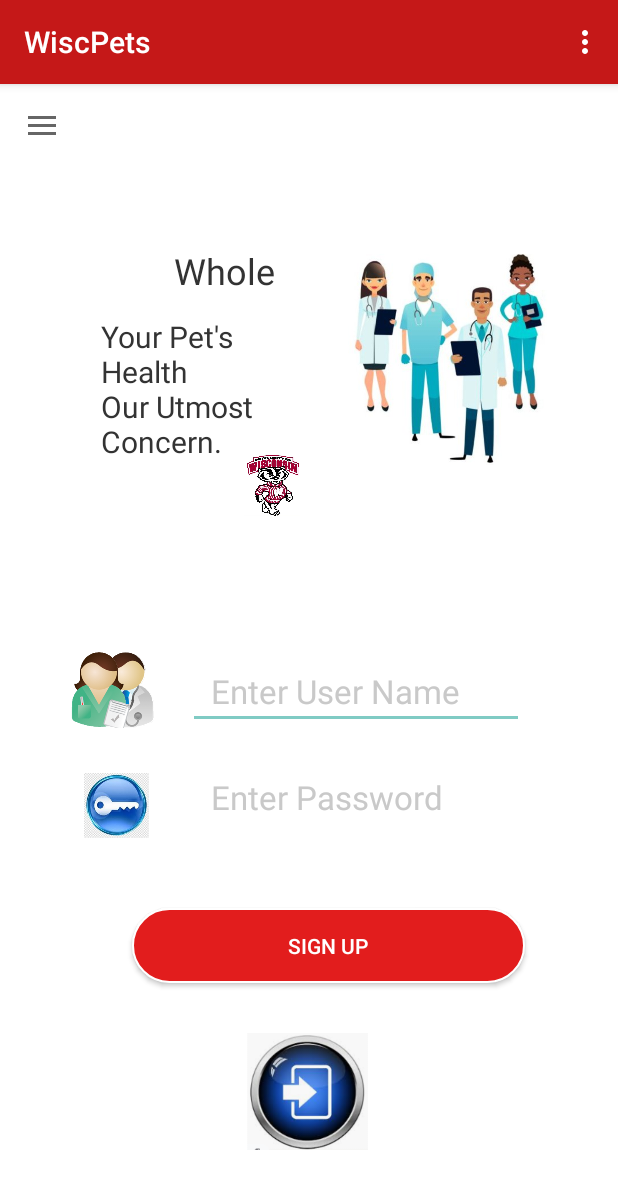
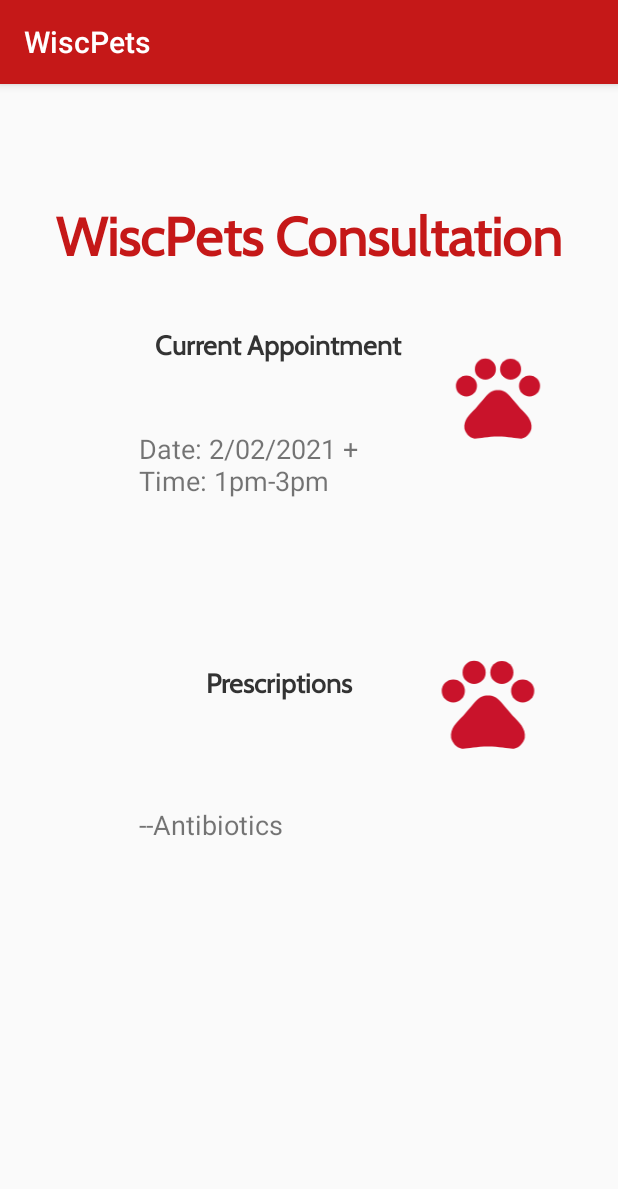
Before and after one commit to dongyu9817/WiscPets, an Android app: the WiscPetLoginActivity screen opened directly, with no data from a screen before it, after a tap on an icon or button, on a phone screen of 412 x 824 dp. Shown: the top 1189 px of the screen. Run offline under Robolectric (Android 15) with nearby library versions, the phone set to English and light mode, and no system bars; Roboto replaces fonts that are not available here.

Commit message:
add consultation for pet owners

```diff
--- a/app/src/main/AndroidManifest.xml
+++ b/app/src/main/AndroidManifest.xml
@@ -31,6 +31,7 @@
         <activity android:name=".app.app_make_phone_call_activity"></activity>
         <activity android:name=".app.app_preference_activity"></activity>
         <activity android:name=".clinic_module.AboutERVisitActivity"></activity>
+        <activity android:name=".MainActivityConsultationOwners"></activity>
         <activity
             android:name="com.example.wiscpets.sickcheckmodule.activity_disease"
             android:screenOrientation="portrait"
--- /dev/null
+++ b/app/src/main/java/com/example/wiscpets/MainActivityConsultationOwners.java
@@ -0,0 +1,20 @@
+package com.example.wiscpets;
+
+import android.os.Bundle;
+import android.widget.ArrayAdapter;
+import android.widget.SearchView;
+import android.widget.TextView;
+
+import androidx.appcompat.app.AppCompatActivity;
+
+import java.util.ArrayList;
+
+public class MainActivityConsultationOwners extends AppCompatActivity {
+
+    @Override
+    protected void onCreate(Bundle savedInstanceState) {
+        super.onCreate(savedInstanceState);
+        setContentView(R.layout.activity_consultation);
+        String usernameKey = "username";
+    }
+}
--- a/app/src/main/java/com/example/wiscpets/WiscPetLoginActivity.java
+++ b/app/src/main/java/com/example/wiscpets/WiscPetLoginActivity.java
@@ -32,6 +32,8 @@ import com.example.wiscpets.app.app_home;
 import com.example.wiscpets.app.app_make_phone_call_activity;
 import com.example.wiscpets.app.app_settings_activity;
 import com.google.android.material.navigation.NavigationView;
+
+import org.json.JSONObject;
 
 /**
  * login into the Application.
@@ -92,6 +94,9 @@ public class WiscPetLoginActivity extends AppCompatActivity {
                                          String password = pass.getText().toString();
                                          String token = db.createToken(username, password);
                                          boolean loginResult = db.validate(token);
+                                         Intent gotoConsultation = new Intent(WiscPetLoginActivity.this, MainActivityConsultationOwners.class);
+                                         startActivity(gotoConsultation);
+
                                          if (loginResult) {
                                              Toast.makeText(getBaseContext(), "Login Successful!", Toast.LENGTH_SHORT).show();
                                          } else {
@@ -100,6 +105,7 @@ public class WiscPetLoginActivity extends AppCompatActivity {
                                      }
                                  }
         );
+
 
         nav.setNavigationItemSelectedListener(new NavigationView.OnNavigationItemSelectedListener() {
             @Override
--- /dev/null
+++ b/app/src/main/res/layout/activity_consultation.xml
@@ -0,0 +1,138 @@
+<?xml version="1.0" encoding="utf-8"?>
+<androidx.constraintlayout.widget.ConstraintLayout xmlns:android="http://schemas.android.com/apk/res/android"
+    xmlns:app="http://schemas.android.com/apk/res-auto"
+    xmlns:tools="http://schemas.android.com/tools"
+    android:layout_width="match_parent"
+    android:layout_height="match_parent">
+
+    <ImageView
+        android:id="@+id/imageView4b2"
+        android:layout_width="109dp"
+        android:layout_height="74dp"
+        android:layout_marginStart="32dp"
+        android:layout_marginLeft="32dp"
+        android:layout_marginEnd="32dp"
+        android:layout_marginRight="32dp"
+        app:layout_constraintBottom_toBottomOf="parent"
+        app:layout_constraintEnd_toEndOf="parent"
+        app:layout_constraintHorizontal_bias="1.0"
+        app:layout_constraintStart_toStartOf="parent"
+        app:layout_constraintTop_toTopOf="parent"
+        app:layout_constraintVertical_bias="0.541"
+        app:srcCompat="@drawable/ic_baseline_pets_24"
+        tools:ignore="VectorDrawableCompat" />
+
+    <TextView
+        android:id="@+id/textView7"
+        android:layout_width="316dp"
+        android:layout_height="166dp"
+        android:text="
+        --Antibiotics"
+        android:textSize="18sp"
+        app:layout_constraintBottom_toBottomOf="parent"
+        app:layout_constraintEnd_toEndOf="parent"
+        app:layout_constraintHorizontal_bias="0.526"
+        app:layout_constraintStart_toStartOf="parent"
+        app:layout_constraintTop_toTopOf="parent"
+        app:layout_constraintVertical_bias="0.8" />
+
+    <ImageView
+        android:id="@+id/imageView12"
+        android:layout_width="96dp"
+        android:layout_height="67dp"
+        android:layout_marginStart="32dp"
+        android:layout_marginLeft="32dp"
+        android:layout_marginEnd="32dp"
+        android:layout_marginRight="32dp"
+        app:layout_constraintBottom_toBottomOf="parent"
+        app:layout_constraintEnd_toEndOf="parent"
+        app:layout_constraintHorizontal_bias="1.0"
+        app:layout_constraintStart_toStartOf="parent"
+        app:layout_constraintTop_toTopOf="parent"
+        app:layout_constraintVertical_bias="0.249"
+        app:srcCompat="@drawable/ic_baseline_pets_24"
+        tools:ignore="VectorDrawableCompat" />
+
+    <TextView
+        android:id="@+id/title2"
+        android:layout_width="424dp"
+        android:layout_height="61dp"
+        android:layout_marginStart="16dp"
+        android:layout_marginLeft="16dp"
+        android:layout_marginTop="30dp"
+        android:layout_marginEnd="16dp"
+        android:layout_marginRight="16dp"
+        android:fontFamily="@font/cabin"
+        android:gravity="center_horizontal"
+        android:text="WiscPets Consultation"
+        android:textColor="@color/red"
+        android:textSize="36sp"
+        android:textStyle="bold"
+        app:layout_constraintBottom_toBottomOf="parent"
+        app:layout_constraintEnd_toEndOf="parent"
+        app:layout_constraintHorizontal_bias="0.537"
+        app:layout_constraintStart_toStartOf="parent"
+        app:layout_constraintTop_toTopOf="parent"
+        app:layout_constraintVertical_bias="0.073" />
+
+    <TextView
+        android:id="@+id/title3"
+        android:layout_width="424dp"
+        android:layout_height="61dp"
+        android:layout_marginStart="16dp"
+        android:layout_marginLeft="16dp"
+        android:layout_marginTop="30dp"
+        android:layout_marginEnd="16dp"
+        android:layout_marginRight="16dp"
+        android:fontFamily="@font/cabin"
+        android:gravity="center_horizontal"
+        android:text="Current Appointment"
+        android:textColor="@color/black"
+        android:textSize="18sp"
+        android:textStyle="bold"
+        app:layout_constraintBottom_toBottomOf="parent"
+        app:layout_constraintEnd_toEndOf="parent"
+        app:layout_constraintHorizontal_bias="1.0"
+        app:layout_constraintStart_toStartOf="parent"
+        app:layout_constraintTop_toTopOf="parent"
+        app:layout_constraintVertical_bias="0.196" />
+
+    <TextView
+        android:id="@+id/title4"
+        android:layout_width="424dp"
+        android:layout_height="61dp"
+        android:layout_marginStart="16dp"
+        android:layout_marginLeft="16dp"
+        android:layout_marginTop="30dp"
+        android:layout_marginEnd="16dp"
+        android:layout_marginRight="16dp"
+        android:fontFamily="@font/cabin"
+        android:gravity="center_horizontal"
+        android:text="Prescriptions"
+        android:textColor="@color/black"
+        android:textSize="18sp"
+        android:textStyle="bold"
+        app:layout_constraintBottom_toBottomOf="parent"
+        app:layout_constraintEnd_toEndOf="parent"
+        app:layout_constraintHorizontal_bias="0.977"
+        app:layout_constraintStart_toStartOf="parent"
+        app:layout_constraintTop_toTopOf="parent"
+        app:layout_constraintVertical_bias="0.529" />
+
+    <TextView
+        android:id="@+id/textView6"
+        android:layout_width="312dp"
+        android:layout_height="152dp"
+        android:text="
+        Date: 2/02/2021 +\n
+        Time: 1pm-3pm
+        "
+        app:layout_constraintBottom_toBottomOf="parent"
+        android:textSize="18sp"
+        app:layout_constraintEnd_toEndOf="parent"
+        app:layout_constraintHorizontal_bias="0.505"
+        app:layout_constraintStart_toStartOf="parent"
+        app:layout_constraintTop_toTopOf="parent"
+
+        app:layout_constraintVertical_bias="0.374" />
+</androidx.constraintlayout.widget.ConstraintLayout>
```
